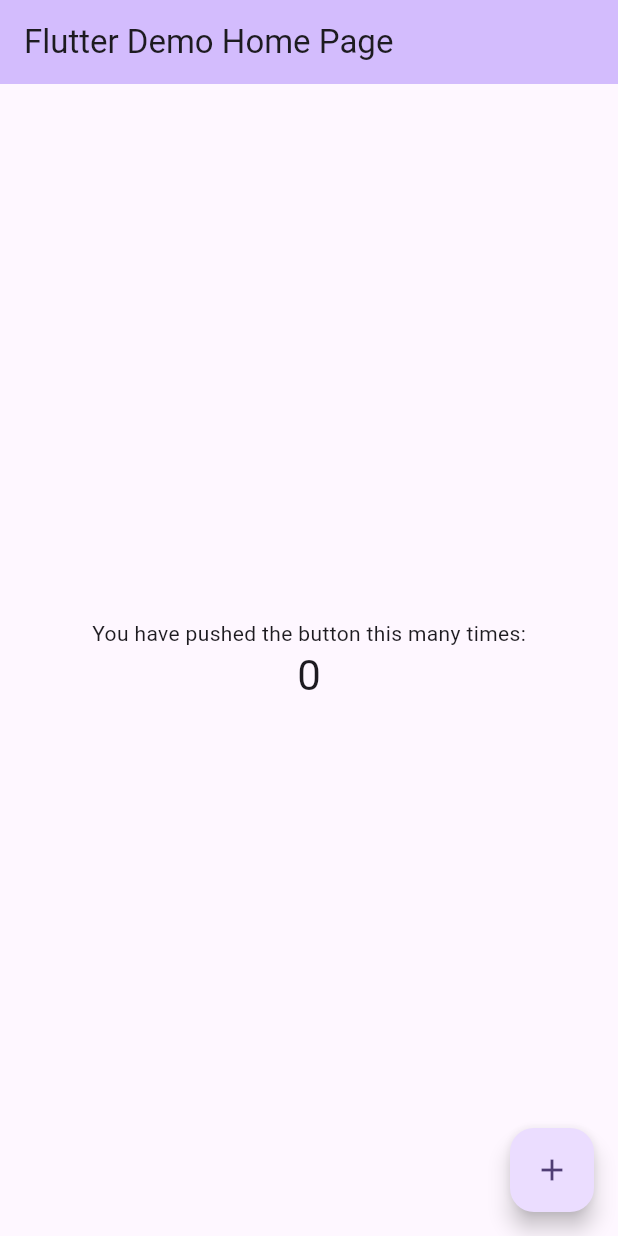
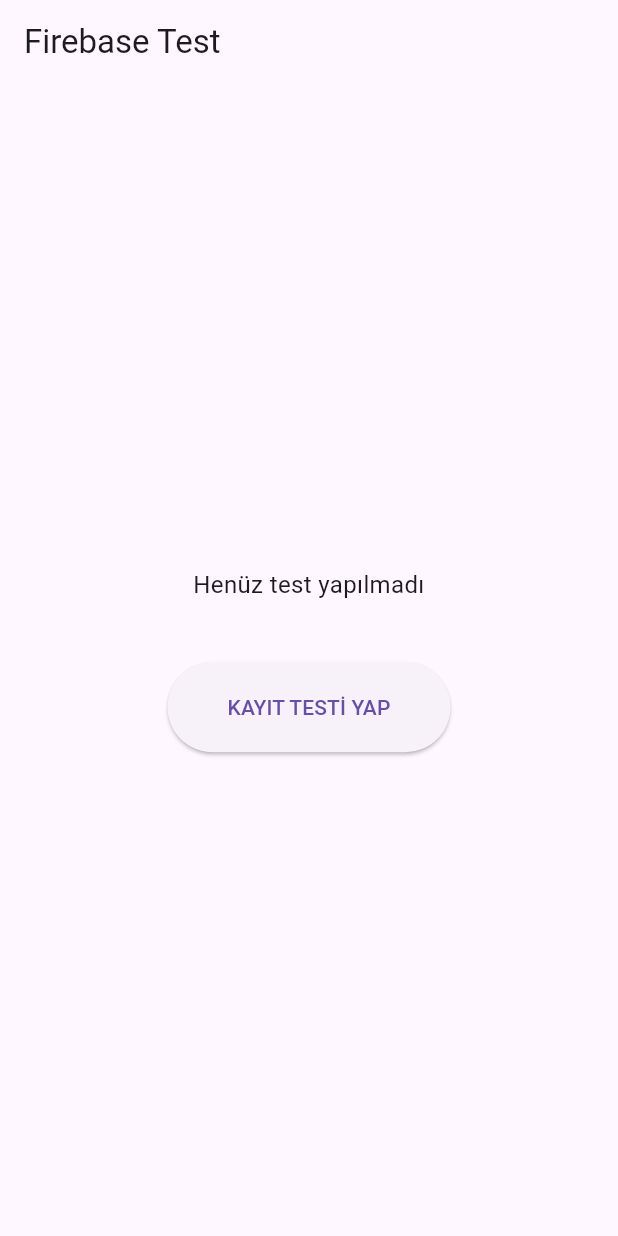
Before and after one commit to ahmeterenyasar/movie_social_app, a Flutter app: the screen it shows after launch, on a phone screen of 412 x 824 dp. Run offline on Flutter 3.47's test engine with Material 3 defaults, Android fonts, the phone set to English and light mode, and no system bars; our stand-ins replace cloud_firestore, equatable, firebase_auth, firebase_core, flutter_bloc; accounts and stored records are empty.

Commit message:
chore(main): firebase test

```diff
--- a/lib/main.dart
+++ b/lib/main.dart
@@ -1,6 +1,7 @@
 import 'package:flutter/material.dart';
 import 'package:firebase_core/firebase_core.dart';
 import 'firebase_options.dart';
+import 'data/repositories/auth_repository.dart';
 
 Future<void> main() async {
   WidgetsFlutterBinding.ensureInitialized();
@@ -14,56 +15,87 @@ class MyApp extends StatelessWidget {
   @override
   Widget build(BuildContext context) {
     return MaterialApp(
-      title: 'Flutter Demo',
-      theme: ThemeData(
-        colorScheme: ColorScheme.fromSeed(seedColor: Colors.deepPurple),
-      ),
-      home: const MyHomePage(title: 'Flutter Demo Home Page'),
+      title: 'Test App',
+      home: const TestScreen(),
     );
   }
 }
 
-class MyHomePage extends StatefulWidget {
-  const MyHomePage({super.key, required this.title});
-
-  final String title;
+class TestScreen extends StatefulWidget {
+  const TestScreen({super.key});
 
   @override
-  State<MyHomePage> createState() => _MyHomePageState();
+  State<TestScreen> createState() => _TestScreenState();
 }
 
-class _MyHomePageState extends State<MyHomePage> {
-  int _counter = 0;
+class _TestScreenState extends State<TestScreen> {
+  final AuthRepository _authRepo = AuthRepository();
+  String _message = 'Henüz test yapılmadı';
+  bool _loading = false;
 
-  void _incrementCounter() {
+  Future<void> _testRegister() async {
+    setState(() => _loading = true);
+
+    try {
+      print('1. Kayıt başlatılıyor...');
+
+      final user = await _authRepo.register(
+        firstName: 'Ahmet',
+        lastName: 'Akyüz',
+        nickname: 'test',
+        email: 'test@example.com',
+        password: '123456',
+      );
+
+      print('2. Kayıt başarılı: ${user.id}');
+
       setState(() {
-      _counter++;
+        _message = 'BAŞARILI!\nKullanıcı: ${user.fullName}\nNickname: ${user.nickname}\nEmail: ${user.email}';
+        _loading = false;
       });
+    } catch (e, stackTrace) {
+      print('HATA DETAYI:');
+      print('Hata: $e');
+      print('StackTrace: $stackTrace');
+
+      setState(() {
+        _message = 'HATA:\n\nKonsola bak!!!!';
+        _loading = false;
+      });
+    }
   }
 
   @override
   Widget build(BuildContext context) {
     return Scaffold(
-      appBar: AppBar(
-        backgroundColor: Theme.of(context).colorScheme.inversePrimary,
-        title: Text(widget.title),
-      ),
+      appBar: AppBar(title: const Text('Firebase Test')),
       body: Center(
+        child: _loading
+            ? const CircularProgressIndicator()
+            : Padding(
+                padding: const EdgeInsets.all(20),
                 child: Column(
                   mainAxisAlignment: MainAxisAlignment.center,
-          children: <Widget>[
-            const Text('You have pushed the button this many times:'),
+                  children: [
                     Text(
-              '$_counter',
-              style: Theme.of(context).textTheme.headlineMedium,
+                      _message,
+                      textAlign: TextAlign.center,
+                      style: const TextStyle(fontSize: 16),
+                    ),
+                    const SizedBox(height: 40),
+                    ElevatedButton(
+                      onPressed: _testRegister,
+                      style: ElevatedButton.styleFrom(
+                        padding: const EdgeInsets.symmetric(
+                          horizontal: 40,
+                          vertical: 20,
+                        ),
+                      ),
+                      child: const Text('KAYIT TESTİ YAP'),
                     ),
                   ],
                 ),
               ),
-      floatingActionButton: FloatingActionButton(
-        onPressed: _incrementCounter,
-        tooltip: 'Increment',
-        child: const Icon(Icons.add),
       ),
     );
   }
```
Also changed, not shown: lib/data/services/firebase_auth_service.dart (+4 -5 lines), 2 other files. Lines whose indentation alone changed are shown as unchanged.
